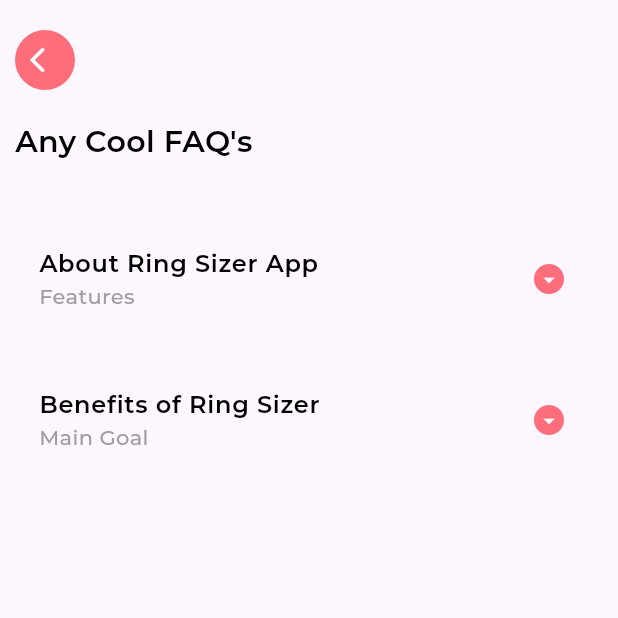
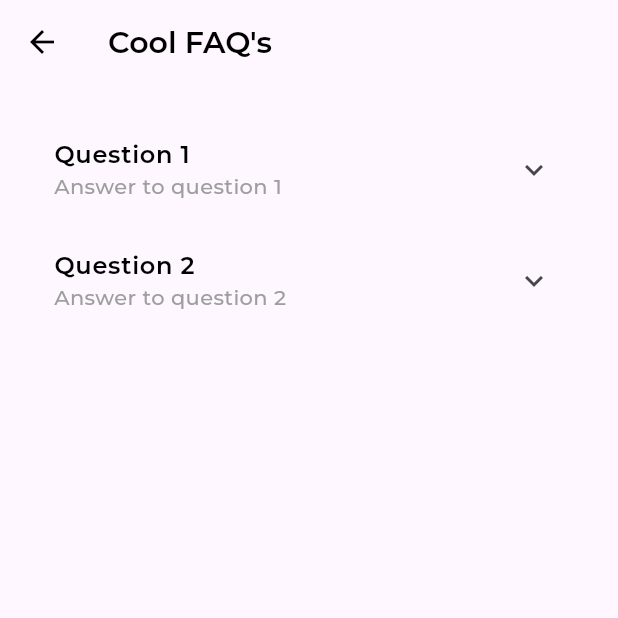
Before and after one commit to Imran200216/ringsizer, a Flutter app: the FaqScreen screen opened directly, on a phone screen of 412 x 824 dp, the top half of it. Run offline on Flutter 3.47's test engine with Material 3 defaults, Android fonts, the phone set to English and light mode, and no system bars; our stand-ins replace cached_network_image, delightful_toast, firebase_auth, firebase_core, flutter_svg, fluttertoast and 4 more; missing offline and left inert: ring_size_view; accounts and stored records are empty; project files that could hold a hidden picture were left out.

Commit message:
expansion tile functionality done correctly

```diff
--- a/lib/main.dart
+++ b/lib/main.dart
@@ -31,7 +31,7 @@ class MyApp extends StatelessWidget {
           ChangeNotifierProvider(create: (context) => BottomNavProvider()),
 
           /// expansion tile provider
-          ChangeNotifierProvider(create: (context) => ExpansionTileProvider()),
+          ChangeNotifierProvider(create: (context) => FaqProvider()),
         ],
         builder: (context, child) {
           return const MaterialApp(
--- /dev/null
+++ b/lib/modals/faq_items.dart
@@ -0,0 +1,11 @@
+class FaqItem {
+  final String title;
+  final String subtitle;
+  final String content;
+
+  FaqItem({
+    required this.title,
+    required this.subtitle,
+    required this.content,
+  });
+}
--- a/lib/provider/expnasiontile_provider.dart
+++ b/lib/provider/expnasiontile_provider.dart
@@ -1,12 +1,16 @@
 import 'package:flutter/material.dart';
 
-class ExpansionTileProvider with ChangeNotifier {
-  bool _isExpanded = false;
+class FaqProvider with ChangeNotifier {
+  int _expandedIndex = -1;
 
-  bool get isExpanded => _isExpanded;
+  int get expandedIndex => _expandedIndex;
 
-  void toggleExpanded() {
-    _isExpanded = !_isExpanded;
+  void setExpandedIndex(int index) {
+    if (_expandedIndex == index) {
+      _expandedIndex = -1;
+    } else {
+      _expandedIndex = index;
+    }
     notifyListeners();
   }
 }
--- a/lib/screens/faq_screen.dart
+++ b/lib/screens/faq_screen.dart
@@ -1,96 +1,114 @@
 import 'package:flutter/material.dart';
+import 'package:provider/provider.dart';
 import 'package:ringsizer/constants/colors.dart';
-import 'package:ringsizer/widgets/expansiontile.dart';
+import 'package:ringsizer/modals/faq_items.dart';
+import 'package:ringsizer/provider/expnasiontile_provider.dart';
 
-class FaqScreen extends StatefulWidget {
+class FaqScreen extends StatelessWidget {
   const FaqScreen({super.key});
 
   @override
-  State<FaqScreen> createState() => _FaqScreenState();
-}
-
-class _FaqScreenState extends State<FaqScreen> {
-  @override
   Widget build(BuildContext context) {
-    return SafeArea(
-      child: Scaffold(
-        body: Container(
+    // List of FAQ items
+    final List<FaqItem> faqItems = [
+      FaqItem(
+        title: "Question 1",
+        subtitle: "Answer to question 1",
+        content: "Hi im content",
+      ),
+      FaqItem(
+        title: "Question 2",
+        subtitle: "Answer to question 2",
+        content: "Hi im a content",
+      ),
+    ];
+    return Scaffold(
+      appBar: AppBar(
+        leading: IconButton(
+          onPressed: () {
+            Navigator.pop(context);
+          },
+          icon: Icon(
+            Icons.arrow_back,
+            color: AppColors.blackColor,
+          ),
+        ),
+        title: const Text("Cool FAQ's"),
+        titleTextStyle: TextStyle(
+          fontWeight: FontWeight.w600,
+          fontFamily: "Montserrat",
+          color: AppColors.blackColor,
+          fontSize: 20,
+        ),
+      ),
+      body: Consumer<FaqProvider>(
+        builder: (context, faqProvider, child) {
+          return Container(
             margin: const EdgeInsets.symmetric(
-            horizontal: 10,
+              horizontal: 20,
               vertical: 20,
             ),
-          child: Column(
-            crossAxisAlignment: CrossAxisAlignment.start,
-            children: [
-              InkWell(
-                onTap: () {
-                  Navigator.pop(context);
-                },
-                child: Container(
-                  height: 40,
-                  width: 40,
-                  decoration: BoxDecoration(
-                    borderRadius: BorderRadius.circular(200),
-                    color: AppColors.primaryColor,
+            child: ListView.builder(
+              itemCount: 2,
+              itemBuilder: (context, index) {
+                final item = faqItems[index];
+                return Theme(
+                  data: Theme.of(context).copyWith(
+                    dividerColor: Colors.transparent,
+                    cardColor: AppColors.expansionTileBackgroundColor,
+                    iconTheme: IconThemeData(color: AppColors.primaryColor),
+                    textTheme: TextTheme(
+                      titleMedium: TextStyle(
+                        fontFamily: "Montserrat",
+                        fontWeight: FontWeight.w600,
+                        color: AppColors.blackColor,
                       ),
-                  child: Center(
-                    child: Icon(
-                      Icons.arrow_back_ios,
-                      size: 20,
-                      color: AppColors.whiteColor,
+                      titleSmall: TextStyle(
+                        fontFamily: "Montserrat",
+                        fontWeight: FontWeight.w500,
+                        color: AppColors.onBoardingSubTitleColor,
                       ),
                     ),
                   ),
-              ),
-              const SizedBox(
-                height: 20,
-              ),
-              Text(
-                "Any Cool FAQ's",
+                  child: ExpansionTile(
+                    key: UniqueKey(),
+                    title: Text(
+                      item.title,
                       style: TextStyle(
-                  fontSize: 20,
                         fontFamily: "Montserrat",
                         fontWeight: FontWeight.w600,
                         color: AppColors.blackColor,
                       ),
                     ),
-              const SizedBox(
-                height: 40,
-              ),
-              CustomExpansionTile(
-                title: 'About Ring Sizer App',
-                subtitle: 'Features',
-                child: ListTile(
-                  title: Text(
-                    'Visualize Ring Sizes:\nSee exactly how different ring sizes will look on your finger. Use the interactive slider to adjust the size and watch the ring size update in real-time on the screen.',
+                    subtitle: Text(
+                      item.subtitle,
                       style: TextStyle(
                         fontFamily: "Montserrat",
                         fontWeight: FontWeight.w500,
-                      color: AppColors.blackColor,
+                        color: AppColors.onBoardingSubTitleColor,
                       ),
                     ),
-                ),
-              ),
-              const SizedBox(
-                height: 20,
-              ),
-              CustomExpansionTile(
-                title: 'Benefits of Ring Sizer',
-                subtitle: 'Main Goal',
-                child: ListTile(
-                  title: Text(
-                    'Detailed Information:\nGet more than just a size number. The app provides comprehensive details about the selected ring size, including its radius, diameter, and circumference. This allows you to compare sizes effectively and ensure a perfect fit.',
-                    style: TextStyle(
+                    onExpansionChanged: (bool expanded) {
+                      faqProvider.setExpandedIndex(expanded ? index : -1);
+                    },
+                    initiallyExpanded: faqProvider.expandedIndex == index,
+                    children: <Widget>[
+                      ListTile(
+                        title: Text(item.content),
+                        titleTextStyle: TextStyle(
                           fontFamily: "Montserrat",
-                      fontWeight: FontWeight.w500,
-                      color: AppColors.blackColor,
-                    ),
-                  ),
+                          fontWeight: FontWeight.w600,
+                          color: AppColors.onBoardingSubTitleColor,
+                          fontSize: 14,
                         ),
                       ),
                     ],
                   ),
+                );
+              },
             ),
+          );
+        },
       ),
     );
   }
--- a/lib/widgets/expansiontile.dart
+++ b/lib/widgets/expansiontile.dart
@@ -1,76 +1,71 @@
-import 'package:flutter/material.dart';
-import 'package:provider/provider.dart';
-import 'package:ringsizer/constants/colors.dart';
-import 'package:ringsizer/provider/expnasiontile_provider.dart';
-
-class CustomExpansionTile extends StatelessWidget {
-  final String title;
-  final String subtitle;
-  final Widget child;
-
-  const CustomExpansionTile({
-    super.key,
-    required this.title,
-    required this.subtitle,
-    required this.child,
-  });
-
-  @override
-  Widget build(BuildContext context) {
-    return Consumer<ExpansionTileProvider>(
-      builder: (context, provider, child) {
-        return Theme(
-          data: Theme.of(context).copyWith(
-            dividerColor: Colors.transparent,
-            // To remove the divider
-            cardColor: AppColors.expansionTileBackgroundColor,
-            // Background color of the expanded tile
-            iconTheme: IconThemeData(color: AppColors.primaryColor),
-            // Icon color
-            textTheme: TextTheme(
-              titleMedium: TextStyle(
-                fontFamily: "Montserrat",
-                fontWeight: FontWeight.w600,
-                color: AppColors.blackColor,
-              ),
-              titleSmall: TextStyle(
-                fontFamily: "Montserrat",
-                fontWeight: FontWeight.w500,
-                color: AppColors.onBoardingSubTitleColor,
-              ),
-            ),
-          ),
-          child: ExpansionTile(
-            title: Text(
-              title,
-              style: TextStyle(
-                fontFamily: "Montserrat",
-                fontWeight: FontWeight.w600,
-                color: AppColors.blackColor,
-              ),
-            ),
-            subtitle: Text(
-              subtitle,
-              style: TextStyle(
-                fontFamily: "Montserrat",
-                fontWeight: FontWeight.w500,
-                color: AppColors.onBoardingSubTitleColor,
-              ),
-            ),
-            trailing: Icon(
-              provider.isExpanded
-                  ? Icons.arrow_circle_up
-                  : Icons.arrow_drop_down_circle_sharp,
-              color: AppColors.primaryColor,
-            ),
-            children: <Widget>[child!],
-            onExpansionChanged: (bool expanded) {
-              provider.toggleExpanded();
-            },
-          ),
-        );
-      },
-      child: child,
-    );
-  }
-}
+// import 'package:flutter/material.dart';
+// import 'package:provider/provider.dart';
+// import 'package:ringsizer/constants/colors.dart';
+//
+//
+// class CustomExpansionTile extends StatelessWidget {
+//   final String title;
+//   final String subtitle;
+//   final Widget child;
+//
+//   const CustomExpansionTile({
+//     super.key,
+//     required this.title,
+//     required this.subtitle,
+//     required this.child,
+//   });
+//
+//   @override
+//   Widget build(BuildContext context) {
+//     return Theme(
+//       data: Theme.of(context).copyWith(
+//         dividerColor: Colors.transparent,
+//         // To remove the divider
+//         cardColor: AppColors.expansionTileBackgroundColor,
+//         // Background color of the expanded tile
+//         iconTheme: IconThemeData(color: AppColors.primaryColor),
+//         // Icon color
+//         textTheme: TextTheme(
+//           titleMedium: TextStyle(
+//             fontFamily: "Montserrat",
+//             fontWeight: FontWeight.w600,
+//             color: AppColors.blackColor,
+//           ),
+//           titleSmall: TextStyle(
+//             fontFamily: "Montserrat",
+//             fontWeight: FontWeight.w500,
+//             color: AppColors.onBoardingSubTitleColor,
+//           ),
+//         ),
+//       ),
+//       child: ExpansionTile(
+//         title: Text(
+//           title,
+//           style: TextStyle(
+//             fontFamily: "Montserrat",
+//             fontWeight: FontWeight.w600,
+//             color: AppColors.blackColor,
+//           ),
+//         ),
+//         subtitle: Text(
+//           subtitle,
+//           style: TextStyle(
+//             fontFamily: "Montserrat",
+//             fontWeight: FontWeight.w500,
+//             color: AppColors.onBoardingSubTitleColor,
+//           ),
+//         ),
+//         trailing: Icon(
+//           provider.isExpanded
+//               ? Icons.arrow_circle_up
+//               : Icons.arrow_drop_down_circle_sharp,
+//           color: AppColors.primaryColor,
+//         ),
+//         children: <Widget>[child!],
+//         onExpansionChanged: (bool expanded) {
+//           provider.toggleExpanded();
+//         },
+//       ),
+//     );
+//   }
+// }
```
Lines whose indentation alone changed are shown as unchanged.
